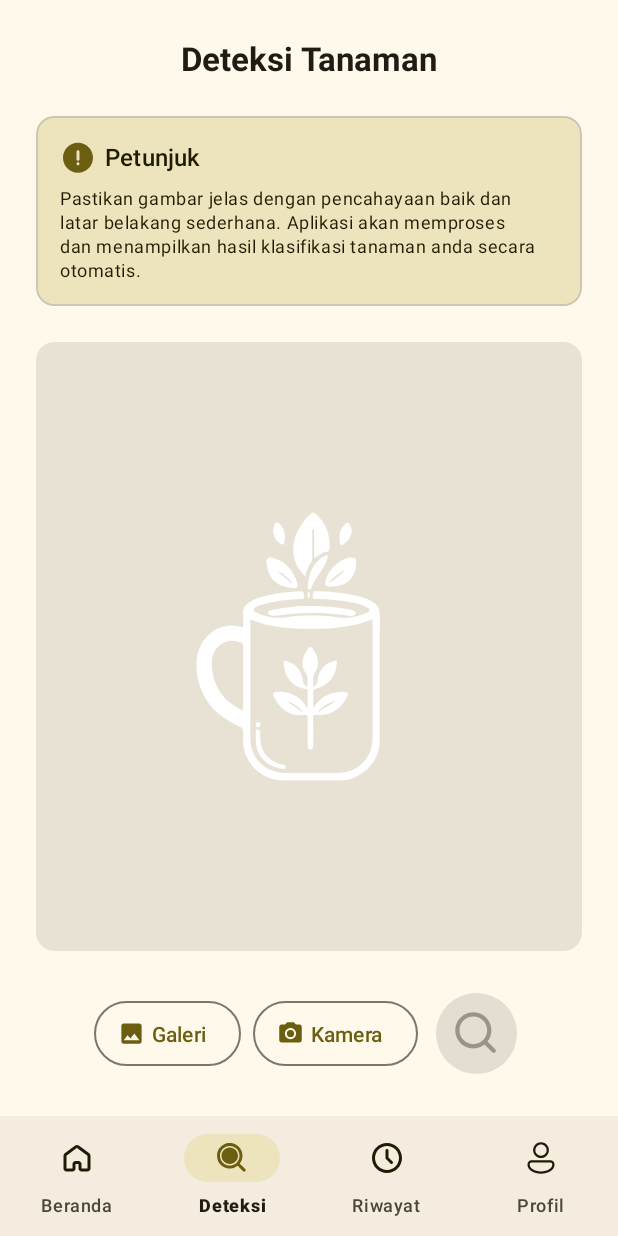
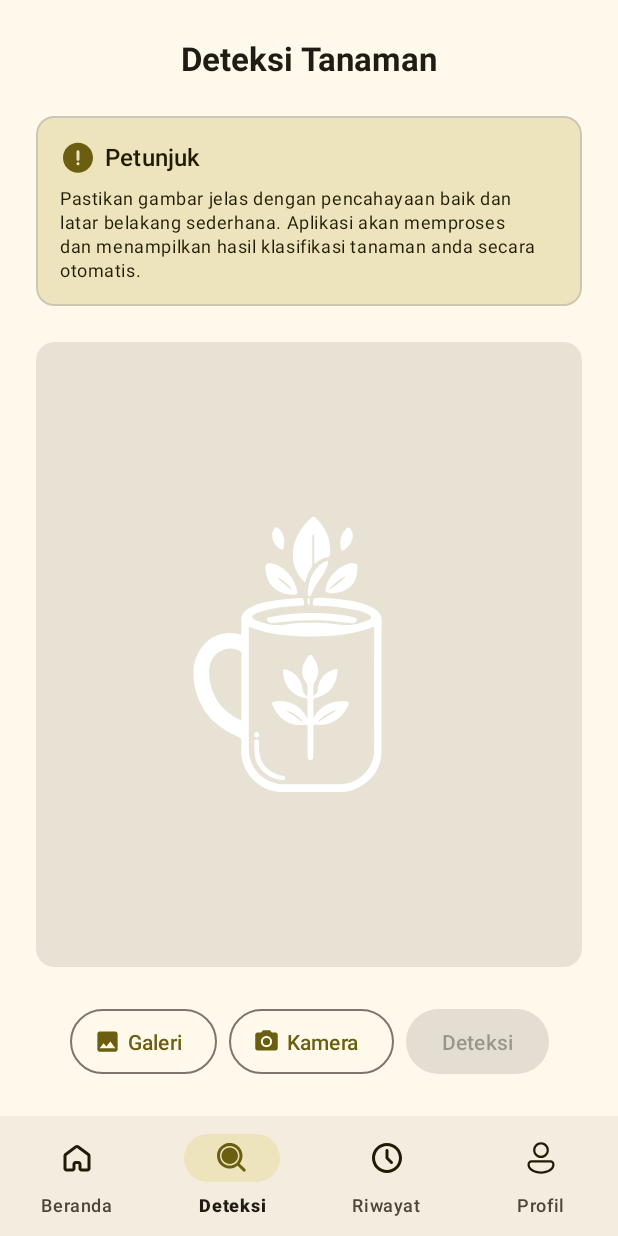
Before and after one commit to akuarsyan/H-Buddy-Team-Capstone, an Android app: the DetectionFragment screen opened through its navigation route, on a phone screen of 412 x 824 dp. Run offline under Robolectric (Android 15) with nearby library versions, the phone set to English and light mode, and no system bars; our stand-ins replace Dagger/Hilt's generated code, navigation-ui; libraries missing offline, so code that uses them is left out: es.dmoral.toasty; pictures from the network do not load.

Commit message:
update detection UI

```diff
--- a/app/src/main/res/layout/activity_main.xml
+++ b/app/src/main/res/layout/activity_main.xml
@@ -12,8 +12,6 @@
         android:name="androidx.navigation.fragment.NavHostFragment"
         android:layout_width="0dp"
         android:layout_height="0dp"
-        android:layout_marginStart="24dp"
-        android:layout_marginEnd="24dp"
         android:layout_marginTop="24dp"
         app:layout_constraintBottom_toTopOf="@+id/bottom_navigation"
         app:layout_constraintEnd_toEndOf="parent"
--- a/app/src/main/res/layout/fragment_detection.xml
+++ b/app/src/main/res/layout/fragment_detection.xml
@@ -23,6 +23,8 @@
         android:id="@+id/card_notes"
         android:layout_width="match_parent"
         android:layout_height="wrap_content"
+        android:layout_marginStart="24dp"
+        android:layout_marginEnd="24dp"
         style="@style/Widget.Material3.CardView.Outlined"
         android:layout_marginTop="24dp"
         app:cardBackgroundColor="@color/md_theme_secondaryContainer"
@@ -76,6 +78,8 @@
         style="@style/Widget.Material3.CardView.Filled"
         android:layout_marginTop="24dp"
         android:layout_marginBottom="24dp"
+        android:layout_marginStart="24dp"
+        android:layout_marginEnd="24dp"
         app:layout_constraintBottom_toTopOf="@+id/linearLayout"
         app:layout_constraintTop_toBottomOf="@+id/card_notes">
 
@@ -101,7 +105,7 @@
 
     <LinearLayout
         android:id="@+id/linearLayout"
-        android:layout_width="match_parent"
+        android:layout_width="wrap_content"
         android:layout_height="wrap_content"
         android:layout_marginBottom="24dp"
         android:gravity="center"
@@ -131,12 +135,12 @@
 
         <Button
             android:id="@+id/button_detection"
-            style="@style/Widget.Material3.Button.IconButton.Filled.Tonal"
             android:layout_width="wrap_content"
             android:layout_height="wrap_content"
             android:layout_marginStart="8dp"
+            android:paddingVertical="12dp"
             android:enabled="false"
-            app:icon= "@drawable/detection_icon_selector_button"
+            android:text="Deteksi"
             app:iconSize= "34dp"
           />
     </LinearLayout>
--- a/app/src/main/res/layout/fragment_home.xml
+++ b/app/src/main/res/layout/fragment_home.xml
@@ -4,6 +4,8 @@
     xmlns:tools="http://schemas.android.com/tools"
     android:layout_width="match_parent"
     android:layout_height="match_parent"
+    android:layout_marginStart="24dp"
+    android:layout_marginEnd="24dp"
     tools:context=".ui.beranda.HomeFragment">
 
     <LinearLayout
```
